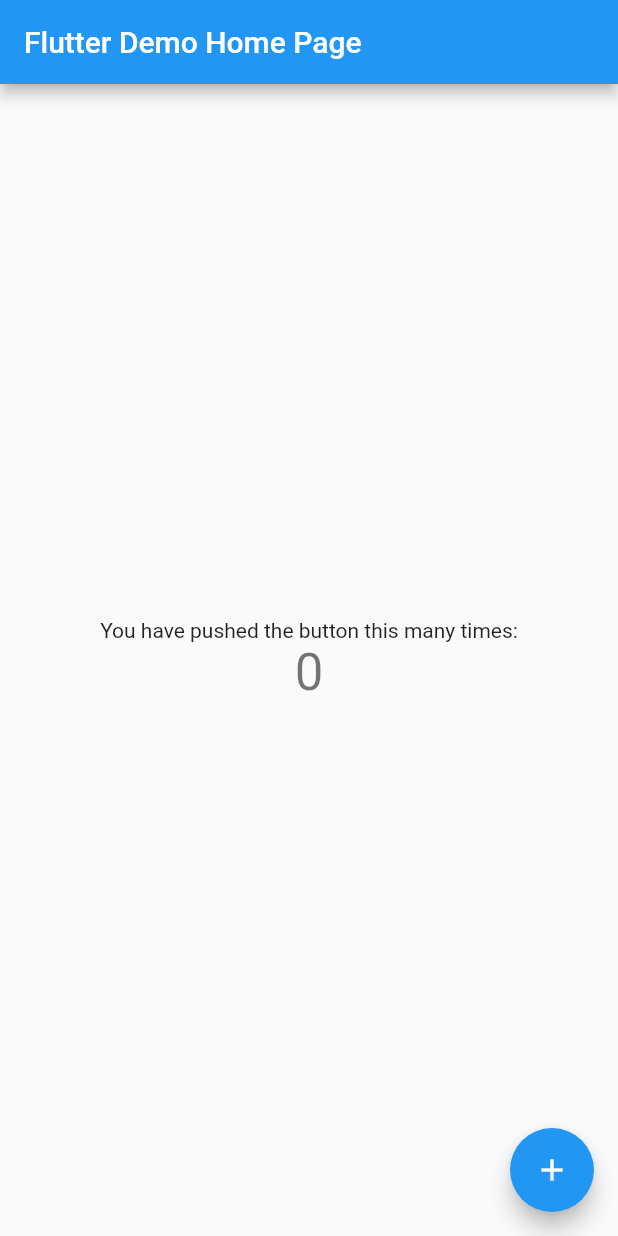
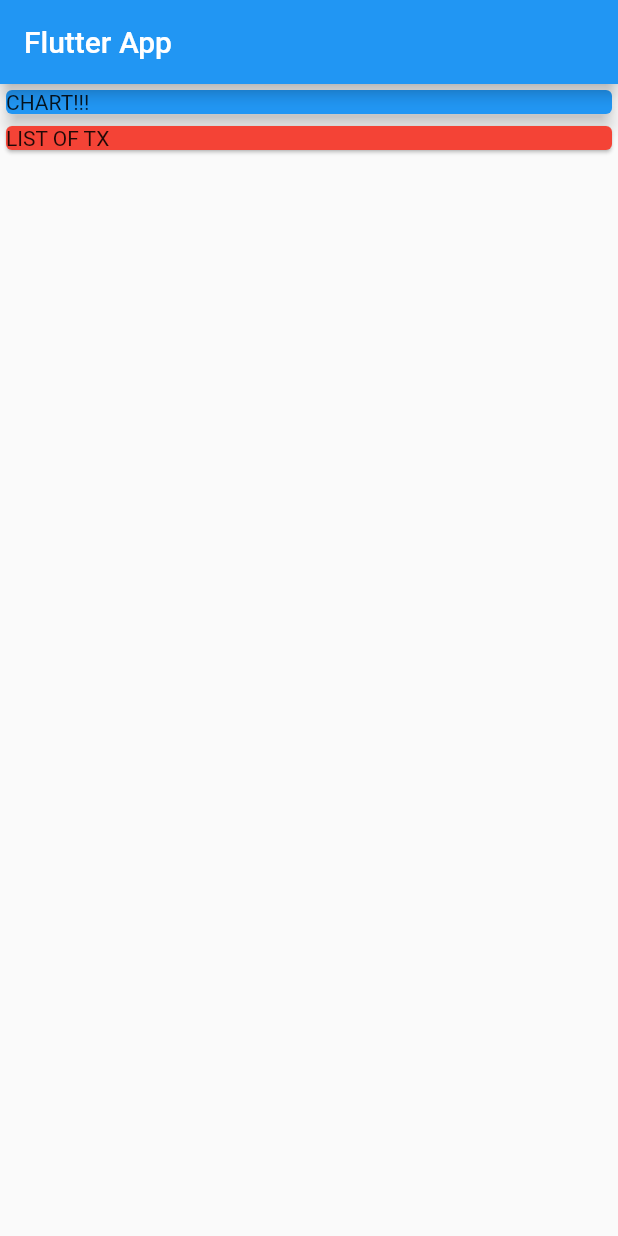
Before and after one commit to jameschristianw/flutter_expense_planner, a Flutter app: the screen it shows after launch, on a phone screen of 412 x 824 dp. Run offline on Flutter 3.47's test engine with Material 2 defaults, Android fonts, the phone set to English and light mode, and no system bars.

Commit message:
Checkpoint at lesson 72

```diff
--- a/lib/main.dart
+++ b/lib/main.dart
@@ -9,109 +9,37 @@ class MyApp extends StatelessWidget {
   @override
   Widget build(BuildContext context) {
     return MaterialApp(
-      title: 'Flutter Demo',
-      theme: ThemeData(
-        // This is the theme of your application.
-        //
-        // Try running your application with "flutter run". You'll see the
-        // application has a blue toolbar. Then, without quitting the app, try
-        // changing the primarySwatch below to Colors.green and then invoke
-        // "hot reload" (press "r" in the console where you ran "flutter run",
-        // or simply save your changes to "hot reload" in a Flutter IDE).
-        // Notice that the counter didn't reset back to zero; the application
-        // is not restarted.
-        primarySwatch: Colors.blue,
-        // This makes the visual density adapt to the platform that you run
-        // the app on. For desktop platforms, the controls will be smaller and
-        // closer together (more dense) than on mobile platforms.
-        visualDensity: VisualDensity.adaptivePlatformDensity,
-      ),
-      home: MyHomePage(title: 'Flutter Demo Home Page'),
+      title: 'Flutter App',
+      home: MyHomePage(),
     );
   }
 }
 
-class MyHomePage extends StatefulWidget {
-  MyHomePage({Key key, this.title}) : super(key: key);
-
-  // This widget is the home page of your application. It is stateful, meaning
-  // that it has a State object (defined below) that contains fields that affect
-  // how it looks.
-
-  // This class is the configuration for the state. It holds the values (in this
-  // case the title) provided by the parent (in this case the App widget) and
-  // used by the build method of the State. Fields in a Widget subclass are
-  // always marked "final".
-
-  final String title;
-
-  @override
-  _MyHomePageState createState() => _MyHomePageState();
-}
-
-class _MyHomePageState extends State<MyHomePage> {
-  int _counter = 0;
-
-  void _incrementCounter() {
-    setState(() {
-      // This call to setState tells the Flutter framework that something has
-      // changed in this State, which causes it to rerun the build method below
-      // so that the display can reflect the updated values. If we changed
-      // _counter without calling setState(), then the build method would not be
-      // called again, and so nothing would appear to happen.
-      _counter++;
-    });
-  }
-
+class MyHomePage extends StatelessWidget {
   @override
   Widget build(BuildContext context) {
-    // This method is rerun every time setState is called, for instance as done
-    // by the _incrementCounter method above.
-    //
-    // The Flutter framework has been optimized to make rerunning build methods
-    // fast, so that you can just rebuild anything that needs updating rather
-    // than having to individually change instances of widgets.
     return Scaffold(
       appBar: AppBar(
-        // Here we take the value from the MyHomePage object that was created by
-        // the App.build method, and use it to set our appbar title.
-        title: Text(widget.title),
+        title: Text('Flutter App'),
       ),
-      body: Center(
-        // Center is a layout widget. It takes a single child and positions it
-        // in the middle of the parent.
-        child: Column(
-          // Column is also a layout widget. It takes a list of children and
-          // arranges them vertically. By default, it sizes itself to fit its
-          // children horizontally, and tries to be as tall as its parent.
-          //
-          // Invoke "debug painting" (press "p" in the console, choose the
-          // "Toggle Debug Paint" action from the Flutter Inspector in Android
-          // Studio, or the "Toggle Debug Paint" command in Visual Studio Code)
-          // to see the wireframe for each widget.
-          //
-          // Column has various properties to control how it sizes itself and
-          // how it positions its children. Here we use mainAxisAlignment to
-          // center the children vertically; the main axis here is the vertical
-          // axis because Columns are vertical (the cross axis would be
-          // horizontal).
-          mainAxisAlignment: MainAxisAlignment.center,
-          children: <Widget>[
-            Text(
-              'You have pushed the button this many times:',
+      body: Column(
+        mainAxisAlignment: MainAxisAlignment.start,
+        crossAxisAlignment: CrossAxisAlignment.stretch,
+        children: <Widget>[
+          Card(
+            child: Container(
+              child: Text('CHART!!!'),
+              width: double.infinity,
             ),
-            Text(
-              '$_counter',
-              style: Theme.of(context).textTheme.headline4,
-            ),
-          ],
-        ),
+            color: Colors.blue,
+            elevation: 5,
+          ),
+          Card(
+            child: Text('LIST OF TX'),
+            color: Colors.red,
+          )
+        ],
       ),
-      floatingActionButton: FloatingActionButton(
-        onPressed: _incrementCounter,
-        tooltip: 'Increment',
-        child: Icon(Icons.add),
-      ), // This trailing comma makes auto-formatting nicer for build methods.
     );
   }
 }
```
Also changed, not shown: 1 other file.
